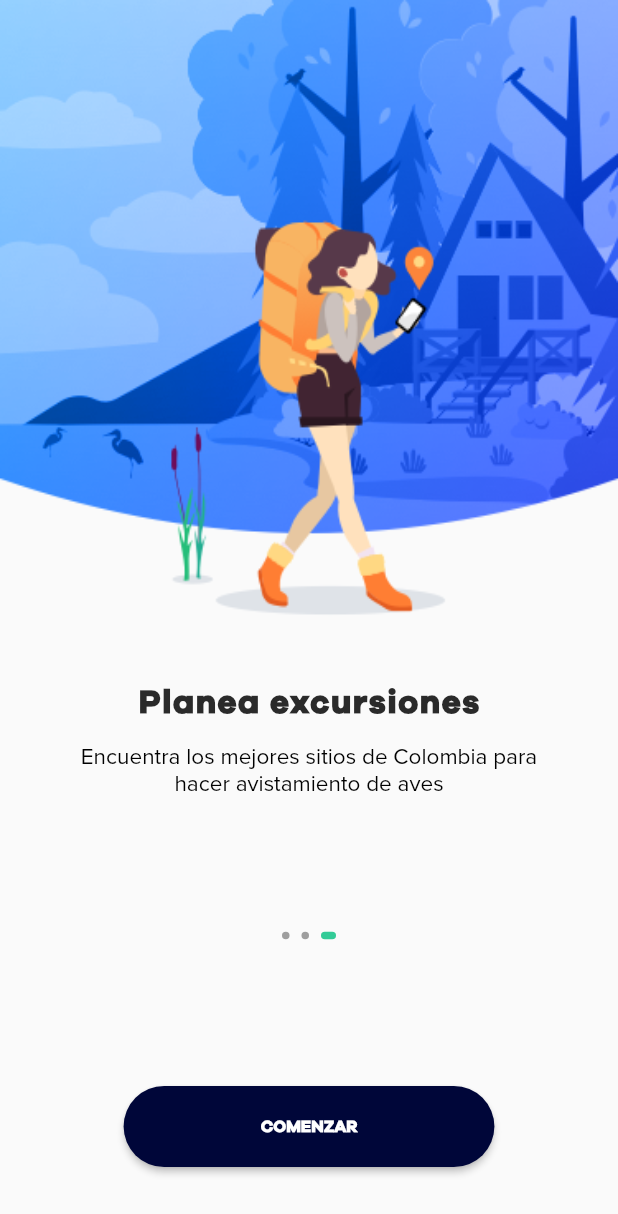
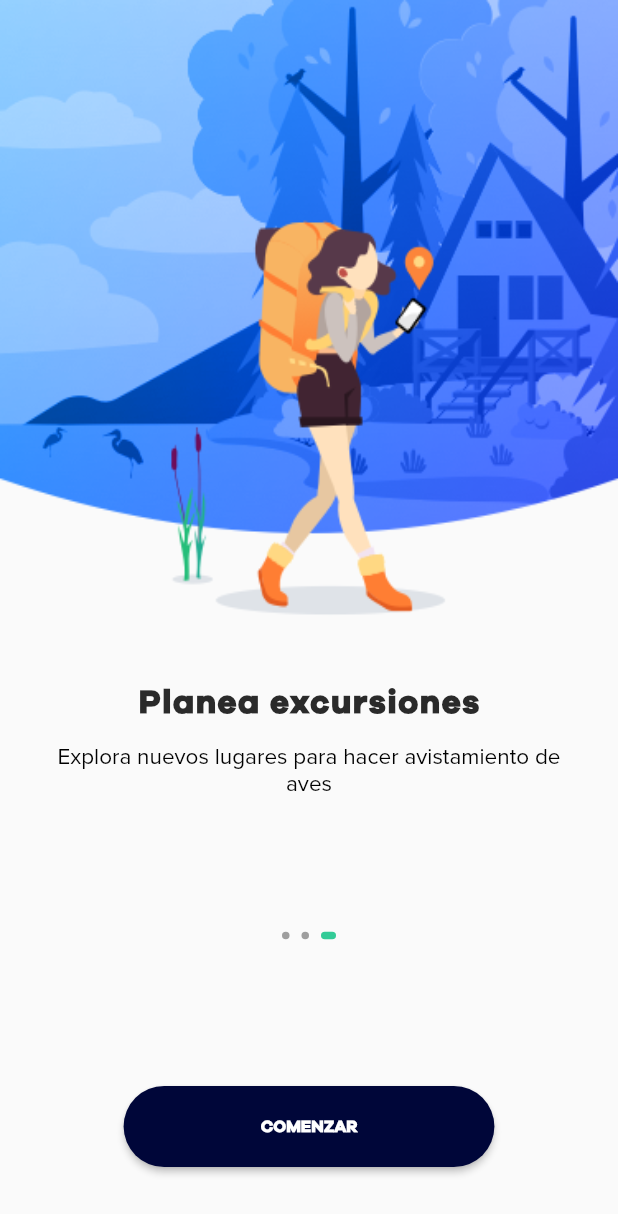
Before and after one commit to UsmaJulian/kuntupapp, a Flutter app: the screen it shows after launch, swiped to page 3, on a phone screen of 412 x 824 dp. Shown: the top 1214 px of the screen. Run offline on Flutter 3.47's test engine with Material 2 defaults, Android fonts, the phone set to English and light mode, and no system bars; drawn by our look-alikes of smooth_page_indicator; our stand-ins replace cloud_firestore, flutter_svg, flutter_swiper, share, shared_preferences, webview_flutter; accounts and stored records are empty; project files that could hold a hidden picture were left out.

Commit message:
setup ios

```diff
--- a/lib/main.dart
+++ b/lib/main.dart
@@ -18,7 +18,7 @@ class MyApp extends StatelessWidget {
   Widget build(BuildContext context) {
     //"TODO:Cambiar el color del statusbar"
     SystemChrome.setSystemUIOverlayStyle(
-        SystemUiOverlayStyle.light.copyWith(statusBarColor: Colors.black));
+        SystemUiOverlayStyle.dark.copyWith(statusBarColor: Colors.white,statusBarBrightness: Brightness.dark));
     return MaterialApp(
         debugShowCheckedModeBanner: false,
         title: 'Kuntur App',
--- a/lib/src/pages/onboard_3_page.dart
+++ b/lib/src/pages/onboard_3_page.dart
@@ -30,7 +30,7 @@ class Onboard3Page extends StatelessWidget {
               padding: EdgeInsets.symmetric(horizontal: 38.0),
               child: Center(
                 child: Text(
-                  'Encuentra los mejores sitios de Colombia para hacer avistamiento de aves',
+                  'Explora nuevos lugares para hacer avistamiento de aves',
                   style: themeCustom.textTheme.headline2,
                   textAlign: TextAlign.center,
                 ),
```
Also changed, not shown: 9 other files.
